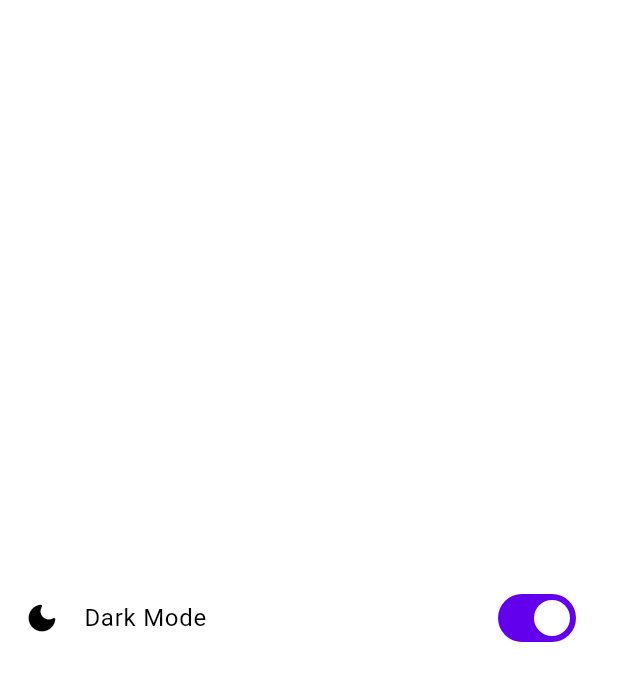
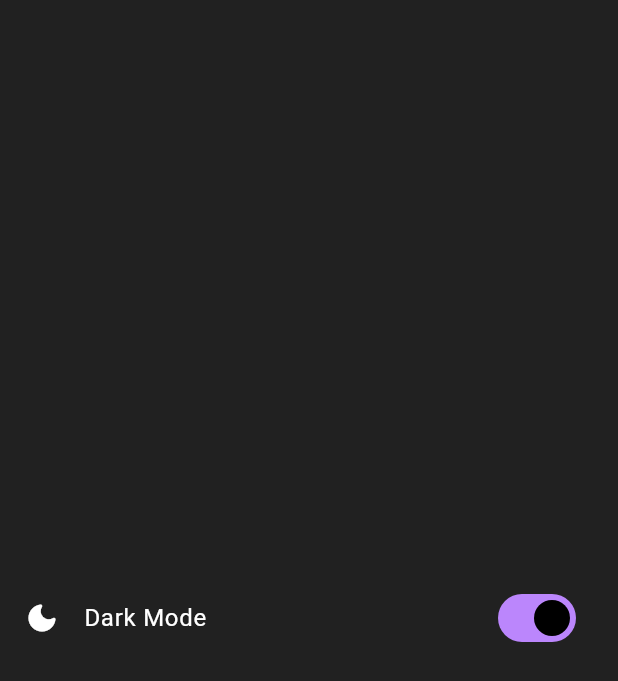
Before and after one commit to jfisher8/flutter-experiments, a Flutter app: the screen it shows after launch, after a tap on "Dark Mode", on a phone screen of 412 x 824 dp. Shown: the top 681 px of the screen. Run offline on Flutter 3.47's test engine with Material 3 defaults, Android fonts, the phone set to English and light mode, and no system bars.

Commit message:
adds working dark mode toggle switch

```diff
--- a/dark-mode-test/dark_mode_test/lib/core_pages/home_screen.dart
+++ b/dark-mode-test/dark_mode_test/lib/core_pages/home_screen.dart
@@ -1,25 +1,5 @@
-// import 'package:flutter/material.dart';
-
-// class HomeScreen extends StatelessWidget {
-//   const HomeScreen({super.key});
-
-//   bool toggle = false;
-
-//   @override
-//   Widget build(BuildContext context) {
-//     return Scaffold(
-//       body: Center(
-//         child: SwitchListTile(
-//           title: const Text('test switch'),
-//           value: true,
-//           onChanged: (value) {
-//             setState
-//           //logic here
-//         },),
-//       ),
-//     );
-//   }
-// }
+import 'package:dark_mode_test/themes/theme_provider.dart';
+import 'package:provider/provider.dart';
 
 import 'package:flutter/material.dart';
 
@@ -44,6 +24,7 @@ class _HomeScreenState extends State<HomeScreen> {
           secondary: const Icon(Icons.dark_mode_rounded),
           value: isToggled,
           onChanged:(value) {
+            Provider.of<ThemeProvider>(context, listen: false).toggleTheme();
             setState(() {
               isToggled != true ? isToggled = true : isToggled = false;
             });
--- a/dark-mode-test/dark_mode_test/lib/main.dart
+++ b/dark-mode-test/dark_mode_test/lib/main.dart
@@ -1,10 +1,13 @@
+import 'package:dark_mode_test/themes/theme_provider.dart';
 import 'package:dark_mode_test/themes/themes.dart';
 import 'package:flutter/material.dart';
+import 'package:provider/provider.dart';
 import 'package:dark_mode_test/core_pages/home_screen.dart';
 
 void main() {
-  runApp(const MainApp(
-  ));
+  runApp(ChangeNotifierProvider(create: (context) => ThemeProvider(),
+  child: const MainApp())
+  );
 }
 
 class MainApp extends StatelessWidget {
@@ -14,8 +17,7 @@ class MainApp extends StatelessWidget {
   Widget build(BuildContext context) {
     return MaterialApp(
       home: const HomeScreen(),
-      theme: lightMode,
-      darkTheme: darkMode,
+      theme: Provider.of<ThemeProvider>(context).themeData,
       );
   }
 }
--- a/dark-mode-test/dark_mode_test/lib/themes/themes.dart
+++ b/dark-mode-test/dark_mode_test/lib/themes/themes.dart
@@ -9,7 +9,7 @@ ThemeData lightMode = ThemeData(
 
 ThemeData darkMode = ThemeData(
   brightness: Brightness.dark,
-  colorScheme: const ColorScheme.dark(
-    background: Colors.black,
+  colorScheme: ColorScheme.dark(
+    background: Colors.grey.shade900,
   )
 );
```
